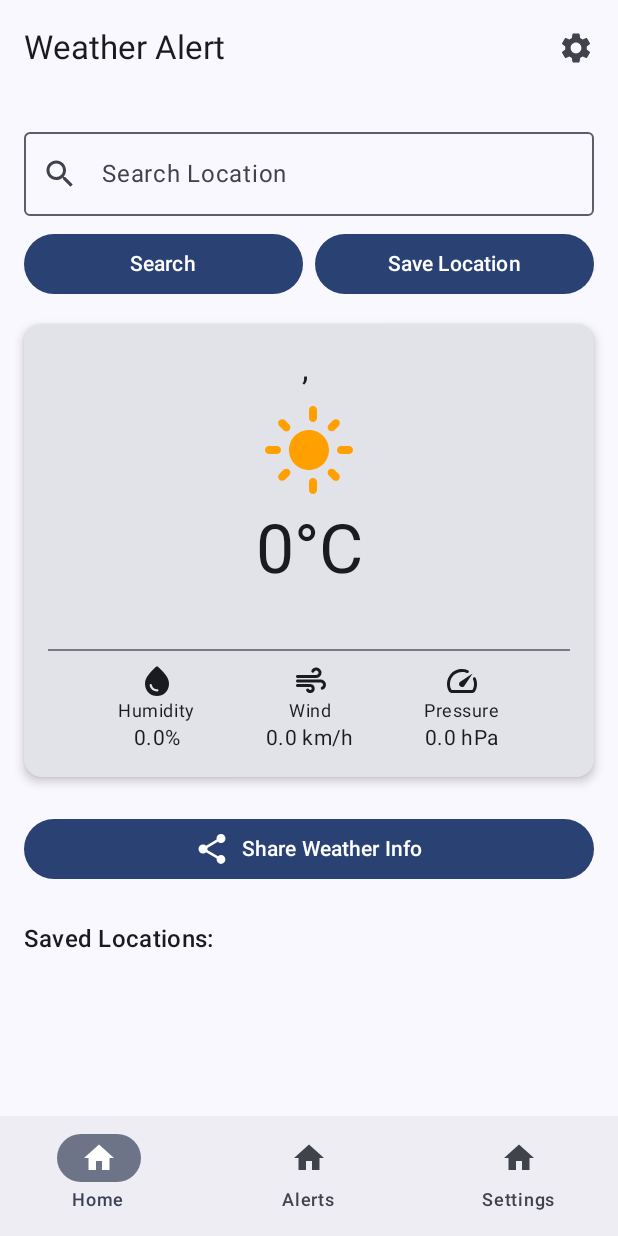
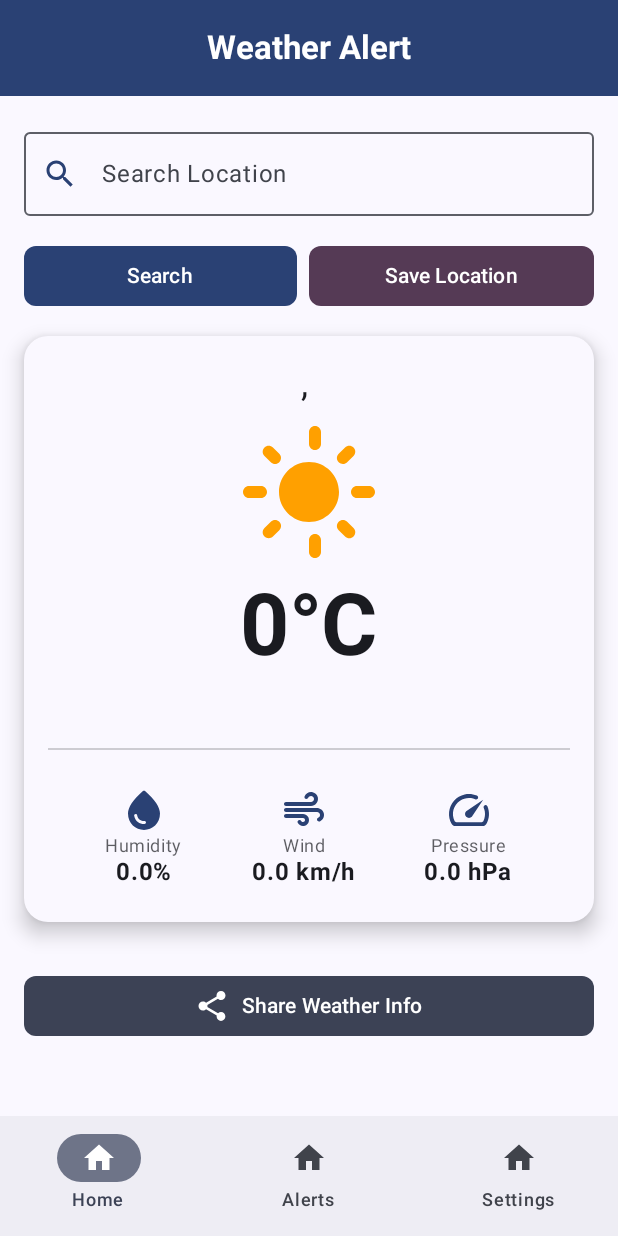
Before and after one commit to segunOluwatayo/WeatherAlerApp, an Android app built with Jetpack Compose: the screen it shows after launch (MainActivity), on a phone screen of 412 x 824 dp. Run offline under Robolectric (Android 15) with nearby library versions, the phone set to English and light mode, and no system bars; 2 statements that could not run were skipped.

Commit message:
Made a design overhaul to the home screen

```diff
--- a/app/src/main/java/com/example/weatheralertapp/HomeScreen.kt
+++ b/app/src/main/java/com/example/weatheralertapp/HomeScreen.kt
@@ -1,5 +1,5 @@
+package com.example.weatheralertapp
 
-package com.example.weatheralertapp
 import android.Manifest
 import android.annotation.SuppressLint
 import android.app.Application
@@ -17,16 +17,19 @@ import androidx.compose.foundation.clickable
 import androidx.compose.foundation.layout.*
 import androidx.compose.foundation.lazy.LazyColumn
 import androidx.compose.foundation.lazy.items
+import androidx.compose.foundation.shape.RoundedCornerShape
 import androidx.compose.material.icons.Icons
 import androidx.compose.material.icons.filled.*
 import androidx.compose.material.icons.rounded.*
 import androidx.compose.material3.*
 import androidx.compose.runtime.*
 import androidx.compose.ui.*
+import androidx.compose.ui.draw.clip
 import androidx.compose.ui.graphics.Color
 import androidx.compose.ui.graphics.vector.ImageVector
 import androidx.compose.ui.platform.LocalContext
 import androidx.compose.ui.res.painterResource
+import androidx.compose.ui.text.font.FontWeight
 import androidx.compose.ui.text.style.TextAlign
 import androidx.compose.ui.unit.dp
 import androidx.core.app.ActivityCompat
@@ -46,10 +49,8 @@ fun HomeScreen() {
         factory = HomeViewModelFactory(context.applicationContext as Application)
     )
 
-    // State to track if permissions are granted
     var permissionsGranted by remember { mutableStateOf(false) }
 
-    // Launcher to handle permission requests
     val permissionLauncher = rememberLauncherForActivityResult(
         contract = ActivityResultContracts.RequestMultiplePermissions()
     ) { permissions ->
@@ -59,7 +60,6 @@ fun HomeScreen() {
         }
     }
 
-    // Check current permission status
     val hasFineLocationPermission = ActivityCompat.checkSelfPermission(
         context,
         Manifest.permission.ACCESS_FINE_LOCATION
@@ -75,7 +75,6 @@ fun HomeScreen() {
             permissionsGranted = true
             viewModel.fetchLocation(context)
         } else {
-            // Request permissions
             permissionLauncher.launch(
                 arrayOf(
                     Manifest.permission.ACCESS_FINE_LOCATION,
@@ -87,13 +86,18 @@ fun HomeScreen() {
 
     Scaffold(
         topBar = {
-            TopAppBar(
-                title = { Text("Weather Alert") },
-                actions = {
-                    IconButton(onClick = { /* TODO: Add settings action */ }) {
-                        Icon(Icons.Default.Settings, contentDescription = "Settings")
-                    }
-                }
+            CenterAlignedTopAppBar(
+                title = {
+                    Text(
+                        "Weather Alert",
+                        style = MaterialTheme.typography.titleLarge,
+                        fontWeight = FontWeight.Bold
+                    )
+                },
+                colors = TopAppBarDefaults.centerAlignedTopAppBarColors(
+                    containerColor = MaterialTheme.colorScheme.primary,
+                    titleContentColor = MaterialTheme.colorScheme.onPrimary
+                )
             )
         },
         content = { padding ->
@@ -124,7 +128,6 @@ fun HomeScreen() {
     )
 }
 
-// Composable to display weather information with enhanced UI
 @Composable
 fun WeatherContent(viewModel: HomeViewModel, modifier: Modifier = Modifier) {
     HomeContent(viewModel, LocalContext.current, modifier)
@@ -142,59 +145,71 @@ fun HomeContent(
 
     var searchQuery by remember { mutableStateOf("") }
 
-    LazyColumn(
+    Box(
         modifier = modifier
             .fillMaxSize()
             .background(MaterialTheme.colorScheme.background)
-            .padding(16.dp)
     ) {
-        // Add static content as a single item
+        LazyColumn(
+            modifier = Modifier.padding(16.dp)
+        ) {
             item {
-//            Button(
-//                onClick = { viewModel.checkWorkerStatus() },
-//                modifier = Modifier
-//                    .fillMaxWidth()
-//                    .padding(vertical = 8.dp)
-//            ) {
-//                Text("Check Worker Status")
-//            }
-            // Search Bar
                 OutlinedTextField(
                     value = searchQuery,
                     onValueChange = { searchQuery = it },
                     label = { Text("Search Location") },
-                leadingIcon = { Icon(Icons.Default.Search, contentDescription = null) },
+                    leadingIcon = {
+                        Icon(
+                            Icons.Default.Search,
+                            contentDescription = null,
+                            tint = MaterialTheme.colorScheme.primary
+                        )
+                    },
                     modifier = Modifier
                         .fillMaxWidth()
-                    .padding(bottom = 8.dp)
+                        .padding(bottom = 16.dp)
                 )
 
-            // Search and Save Buttons
                 Row(
                     modifier = Modifier.fillMaxWidth(),
                     horizontalArrangement = Arrangement.SpaceBetween
                 ) {
                     Button(
                         onClick = { viewModel.searchLocation(searchQuery) },
-                    modifier = Modifier.weight(1f)
+                        modifier = Modifier
+                            .weight(1f)
+                            .padding(end = 8.dp),
+                        colors = ButtonDefaults.buttonColors(
+                            containerColor = MaterialTheme.colorScheme.primary,
+                            contentColor = MaterialTheme.colorScheme.onPrimary
+                        ),
+                        shape = RoundedCornerShape(8.dp)
                     ) {
                         Text("Search")
                     }
-                Spacer(modifier = Modifier.width(8.dp))
+
                     Button(
                         onClick = { viewModel.saveCurrentLocation() },
-                    modifier = Modifier.weight(1f)
+                        modifier = Modifier.weight(1f),
+                        colors = ButtonDefaults.buttonColors(
+                            containerColor = MaterialTheme.colorScheme.tertiary,
+                            contentColor = MaterialTheme.colorScheme.onTertiary
+                        ),
+                        shape = RoundedCornerShape(8.dp)
                     ) {
                         Text("Save Location")
                     }
                 }
 
-            // Weather Card
                 Card(
                     modifier = Modifier
                         .fillMaxWidth()
                         .padding(vertical = 16.dp),
-                elevation = CardDefaults.cardElevation(defaultElevation = 4.dp)
+                    shape = RoundedCornerShape(16.dp),
+                    elevation = CardDefaults.cardElevation(8.dp),
+                    colors = CardDefaults.cardColors(
+                        containerColor = MaterialTheme.colorScheme.surface
+                    )
                 ) {
                     Column(
                         modifier = Modifier.padding(16.dp),
@@ -202,29 +217,36 @@ fun HomeContent(
                     ) {
                         Text(
                             text = "${weatherState.locationName}, ${weatherState.country}",
-                        style = MaterialTheme.typography.titleLarge,
+                            style = MaterialTheme.typography.headlineSmall,
                             modifier = Modifier.padding(bottom = 8.dp)
                         )
+
                         Icon(
                             painter = painterResource(id = getWeatherIcon(weatherState.weatherCode)),
                             contentDescription = weatherState.weatherDescription,
                             tint = Color.Unspecified,
-                        modifier = Modifier.size(64.dp)
+                            modifier = Modifier.size(96.dp)
                         )
+
                         Text(
                             text = "${weatherState.temperature}°C",
-                        style = MaterialTheme.typography.displayMedium,
+                            style = MaterialTheme.typography.displayLarge,
+                            fontWeight = FontWeight.Bold,
                             modifier = Modifier.padding(vertical = 8.dp)
                         )
+
                         Text(
                             text = weatherState.weatherDescription,
                             style = MaterialTheme.typography.titleMedium,
                             color = MaterialTheme.colorScheme.primary
                         )
 
-                    Divider(modifier = Modifier.padding(vertical = 8.dp))
+                        Divider(
+                            modifier = Modifier.padding(vertical = 16.dp),
+                            color = MaterialTheme.colorScheme.onSurface.copy(alpha = 0.2f),
+                            thickness = 1.dp
+                        )
 
-                    // Additional Weather Info
                         Row(
                             modifier = Modifier.fillMaxWidth(),
                             horizontalArrangement = Arrangement.SpaceEvenly
@@ -245,12 +267,11 @@ fun HomeContent(
                                 value = "${weatherState.pressure} hPa"
                             )
                         }
+
                         LocalSensorDisplay(weatherState = weatherState)
                     }
                 }
 
-
-            // Share Button
                 Button(
                     onClick = {
                         shareWeatherInfo(
@@ -261,25 +282,32 @@ fun HomeContent(
                     },
                     modifier = Modifier
                         .fillMaxWidth()
-                    .padding(vertical = 8.dp)
+                        .padding(vertical = 16.dp),
+                    colors = ButtonDefaults.buttonColors(
+                        containerColor = MaterialTheme.colorScheme.secondary,
+                        contentColor = MaterialTheme.colorScheme.onSecondary
+                    ),
+                    shape = RoundedCornerShape(8.dp)
                 ) {
-                Icon(Icons.Default.Share, contentDescription = null)
-                Spacer(modifier = Modifier.width(8.dp))
+                    Icon(
+                        Icons.Default.Share,
+                        contentDescription = null,
+                        modifier = Modifier.padding(end = 8.dp)
+                    )
                     Text("Share Weather Info")
                 }
 
-            // Saved Locations Header
                 Text(
-                text = "Saved Locations:",
-                style = MaterialTheme.typography.titleMedium,
-                modifier = Modifier.padding(top = 16.dp)
+                    text = "Saved Locations",
+                    style = MaterialTheme.typography.headlineSmall,
+                    modifier = Modifier.padding(top = 16.dp, bottom = 8.dp)
                 )
             }
 
-        // Add saved locations as list items
             items(savedLocations) { location ->
                 SavedLocationItem(location) {
                     viewModel.setCurrentLocation(location)
+                }
             }
         }
     }
@@ -293,7 +321,9 @@ fun LocalSensorDisplay(weatherState: WeatherState) {
         Card(
             modifier = Modifier
                 .fillMaxWidth()
-                .padding(vertical = 8.dp),
+                .padding(vertical = 16.dp),
+            shape = RoundedCornerShape(16.dp),
+            elevation = CardDefaults.cardElevation(4.dp),
             colors = CardDefaults.cardColors(
                 containerColor = MaterialTheme.colorScheme.surfaceVariant
             )
@@ -307,7 +337,6 @@ fun LocalSensorDisplay(weatherState: WeatherState) {
                     modifier = Modifier.padding(bottom = 8.dp)
                 )
 
-                // Pressure data from sensor
                 if (sensorData.hasPressure) {
                     Column {
                         Row(
@@ -319,6 +348,7 @@ fun LocalSensorDisplay(weatherState: WeatherState) {
                             Text("Local Pressure")
                             Text("${sensorData.pressure.roundToInt()} hPa")
                         }
+
                         Row(
                             modifier = Modifier
                                 .fillMaxWidth()
@@ -333,19 +363,21 @@ fun LocalSensorDisplay(weatherState: WeatherState) {
                             }
                         }
 
-                        // Show pressure-based weather prediction
                         Text(
                             text = getPressurePrediction(sensorData.pressure, sensorData.pressureTrend),
                             style = MaterialTheme.typography.bodySmall,
                             color = MaterialTheme.colorScheme.primary,
-                            modifier = Modifier.padding(top = 4.dp)
+                            modifier = Modifier.padding(top = 8.dp)
                         )
                     }
                 }
 
-                Divider(modifier = Modifier.padding(vertical = 8.dp))
+                Divider(
+                    modifier = Modifier.padding(vertical = 16.dp),
+                    color = MaterialTheme.colorScheme.onSurface.copy(alpha = 0.2f),
+                    thickness = 1.dp
+                )
 
-                // Last updated timestamp
                 Text(
                     text = "Sensor Last Updated: ${
                         if (sensorData.lastUpdated > 0)
@@ -354,8 +386,7 @@ fun LocalSensorDisplay(weatherState: WeatherState) {
                         else
                             "Never"
                     }",
-                    style = MaterialTheme.typography.bodySmall,
-                    modifier = Modifier.padding(top = 8.dp)
+                    style = MaterialTheme.typography.bodySmall
                 )
             }
         }
@@ -384,7 +415,7 @@ private fun getPressureTrendIcon(trend: PressureTrend) {
         imageVector = icon,
         contentDescription = "Pressure trend ${trend.name}",
         tint = tint,
-        modifier = Modifier.size(16.dp)
+        modifier = Modifier.size(20.dp)
     )
 }
 
@@ -394,8 +425,7 @@ private fun getPressureTrendText(trend: PressureTrend): String {
         PressureTrend.FALLING -> "Falling"
         PressureTrend.STABLE -> "Stable"
         PressureTrend.RISING -> "Rising"
-        PressureTrend.RISING_FAST -> "Rapidly Rising"
-    }
+        PressureTrend.RISING_FAST -> "Rapidly Rising"}
 }
 
 private fun getPressurePrediction(pressure: Float, trend: PressureTrend): String {
@@ -414,42 +444,63 @@ private fun getPressurePrediction(pressure: Float, trend: PressureTrend): String
     }
 }
 
-
-// Reusable composable for weather details
 @Composable
 fun WeatherDetailItem(icon: ImageVector, label: String, value: String) {
-    Column(horizontalAlignment = Alignment.CenterHorizontally) {
-        Icon(icon, contentDescription = null)
-        Text(text = label, style = MaterialTheme.typography.bodySmall)
-        Text(text = value, style = MaterialTheme.typography.bodyMedium)
+    Column(
+        horizontalAlignment = Alignment.CenterHorizontally,
+        modifier = Modifier.padding(8.dp)
+    ) {
+        Icon(
+            icon,
+            contentDescription = null,
+            tint = MaterialTheme.colorScheme.primary,
+            modifier = Modifier.size(32.dp)
+        )
+        Text(
+            text = label,
+            style = MaterialTheme.typography.bodySmall,
+            color = MaterialTheme.colorScheme.onSurface.copy(alpha = 0.7f)
+        )
+        Text(
+            text = value,
+            style = MaterialTheme.typography.bodyLarge,
+            fontWeight = FontWeight.Bold
+        )
     }
 }
 
-// Composable for displaying saved locations
 @Composable
 fun SavedLocationItem(location: LocationState, onClick: () -> Unit) {
     Card(
         modifier = Modifier
             .fillMaxWidth()
-            .padding(vertical = 4.dp)
+            .padding(vertical = 8.dp)
             .clickable(onClick = onClick),
-        elevation = CardDefaults.cardElevation(defaultElevation = 2.dp)
+        elevation = CardDefaults.cardElevation(4.dp),
+        shape = RoundedCornerShape(8.dp),
+        colors = CardDefaults.cardColors(
+            containerColor = MaterialTheme.colorScheme.surface
+        )
     ) {
         Row(
             modifier = Modifier.padding(16.dp),
             verticalAlignment = Alignment.CenterVertically
         ) {
-            Icon(Icons.Default.Place, contentDescription = null)
-            Spacer(modifier = Modifier.width(8.dp))
+            Icon(
+                Icons.Default.Place,
+                contentDescription = null,
+                tint = MaterialTheme.colorScheme.primary,
+                modifier = Modifier.size(32.dp)
+            )
+            Spacer(modifier = Modifier.width(16.dp))
             Text(
                 text = "${location.cityName}, ${location.country}",
-                style = MaterialTheme.typography.bodyLarge
+                style = MaterialTheme.typography.titleMedium
             )
         }
     }
 }
 
-// Composable to handle permissions
 @Composable
 fun PermissionRequiredContent(
     isPermissionDenied: Boolean,
@@ -463,7 +514,6 @@ fun PermissionRequiredContent(
     }
 }
 
-// Composable to show rationale for location permissions
 @Composable
 fun PermissionRationale(onRequestPermission: () -> Unit) {
     Column(
@@ -475,16 +525,23 @@ fun PermissionRationale(onRequestPermission: () -> Unit) {
     ) {
         Text(
             "Location permission is needed to show weather information for your current location.",
-            textAlign = TextAlign.Center
+            textAlign = TextAlign.Center,
+            style = MaterialTheme.typography.titleMedium,
+            modifier = Modifier.padding(bottom = 16.dp)
         )
-        Spacer(modifier = Modifier.height(8.dp))
-        Button(onClick = onRequestPermission) {
+        Button(
+            onClick = onRequestPermission,
+            colors = ButtonDefaults.buttonColors(
+                containerColor = MaterialTheme.colorScheme.primary,
+                contentColor = MaterialTheme.colorScheme.onPrimary
+            ),
+            shape = RoundedCornerShape(8.dp)
+        ) {
             Text("Grant Permission")
         }
     }
 }
 
-// Composable to handle permissions denied permanently
 @Composable
 fun PermissionDenied(onOpenSettings: () -> Unit) {
     Column(
@@ -496,16 +553,23 @@ fun PermissionDenied(onOpenSettings: () -> Unit) {
     ) {
         Text(
             "Location permissions are permanently denied. Please enable them in settings.",
-            textAlign = TextAlign.Center
+            textAlign = TextAlign.Center,
+            style = MaterialTheme.typography.titleMedium,
+            modifier = Modifier.padding(bottom = 16.dp)
         )
-        Spacer(modifier = Modifier.height(8.dp))
-        Button(onClick = onOpenSettings) {
+        Button(
+            onClick = onOpenSettings,
+            colors = ButtonDefaults.buttonColors(
+                containerColor = MaterialTheme.colorScheme.primary,
+                contentColor = MaterialTheme.colorScheme.onPrimary
+            ),
+            shape = RoundedCornerShape(8.dp)
+        ) {
             Text("Open Settings")
         }
     }
 }
 
-// Function to handle sharing weather information via an Intent
 @SuppressLint("QueryPermissionsNeeded")
 fun shareWeatherInfo(
     context: Context,
@@ -518,7 +582,6 @@ fun shareWeatherInfo(
         "(${location.latitude}, ${location.longitude})"
     }
 
-    // Format for the weather information for sharing
     val weatherInfo = """
         Current Weather:
         Location: $locationText
@@ -528,14 +591,12 @@ fun shareWeatherInfo(
         Pressure: ${weather.pressure} hPa
     """.trimIndent()
 
-    // Sets up the intent for sharing the weather info text
     val shareIntent = Intent().apply {
         action = Intent.ACTION_SEND
         putExtra(Intent.EXTRA_TEXT, weatherInfo)
         type = "text/plain"
     }
 
-    // Checks if any app can handle the sharing intent
     if (shareIntent.resolveActivity(context.packageManager) != null) {
         context.startActivity(Intent.createChooser(shareIntent, "Share Weather Info via"))
     } else {
@@ -547,7 +608,6 @@ fun shareWeatherInfo(
     }
 }
 
-// Helper function to map weather codes to drawable resources
 @DrawableRes
 fun getWeatherIcon(weatherCode: Int): Int {
     return when (weatherCode) {
@@ -558,12 +618,10 @@ fun getWeatherIcon(weatherCode: Int): Int {
         1004 -> R.drawable.ic_thunderstorm
         1005 -> R.drawable.ic_snow
         1006 -> R.drawable.ic_mist
-        // Add mappings for other weather codes
         else -> R.drawable.ic_unknown
     }
 }
 
-// ViewModel Factory
 class HomeViewModelFactory(private val application: Application) : ViewModelProvider.Factory {
     @Suppress("UNCHECKED_CAST")
     override fun <T : ViewModel> create(modelClass: Class<T>): T {
```
Lines whose indentation alone changed are shown as unchanged.
